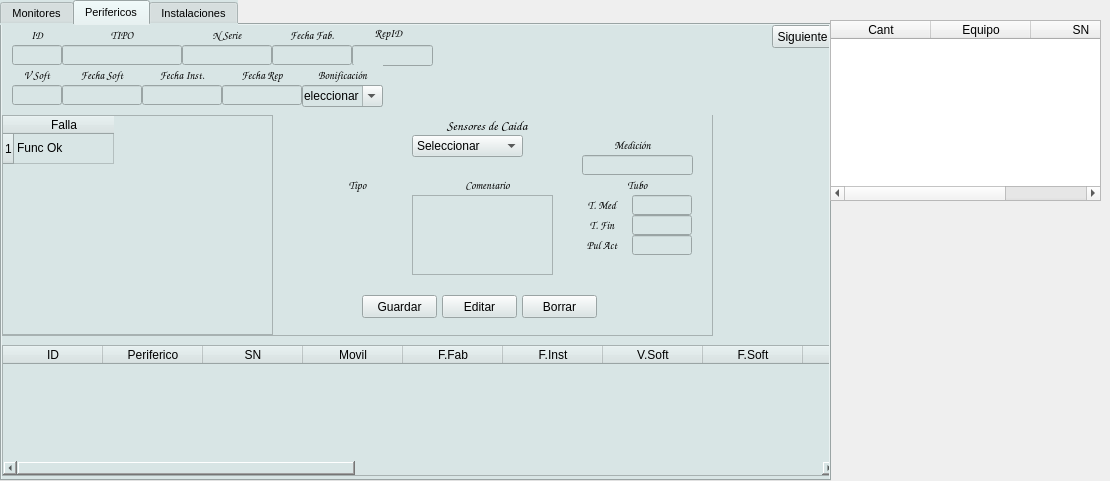
Qt form reparaciones.ui (Matias2178/Sistema_Postventa) before a commit.
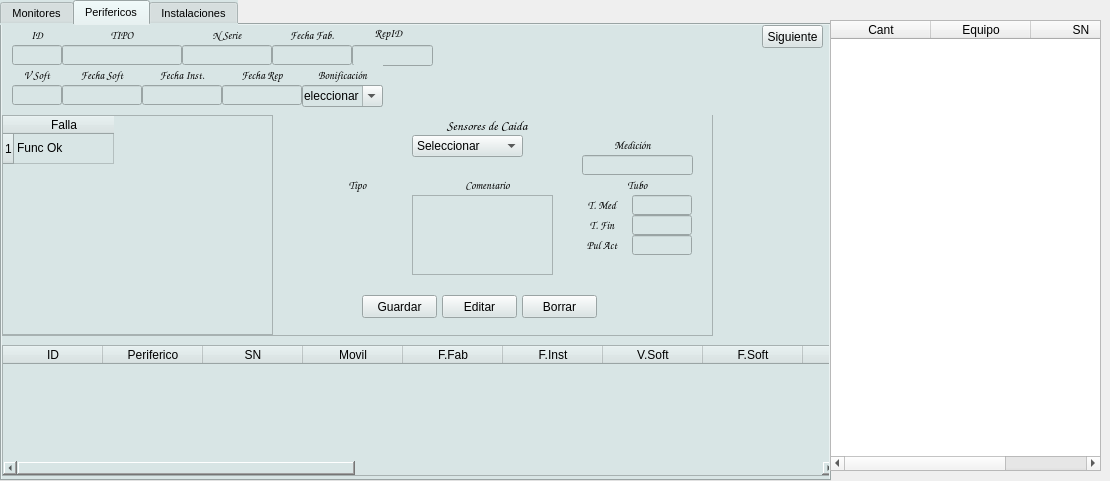
The same form after that commit. The open tabs and pages were chosen to show the change. Icons and pictures are not drawn.

Commit message: Correccion de diseño de ventanas

Patch:
```diff
--- a/reparaciones.ui
+++ b/reparaciones.ui
@@ -4324,7 +4324,7 @@
     <widget class="QPushButton" name="Siguiente">
      <property name="geometry">
       <rect>
-       <x>770</x>
+       <x>760</x>
        <y>0</y>
        <width>61</width>
        <height>23</height>
@@ -5297,7 +5297,7 @@
      <x>830</x>
      <y>20</y>
      <width>271</width>
-     <height>181</height>
+     <height>451</height>
     </rect>
    </property>
    <column>
```
Left out of the diff: 2 changed lines with no effect on the pictures. The commit also changes 2 other files.
